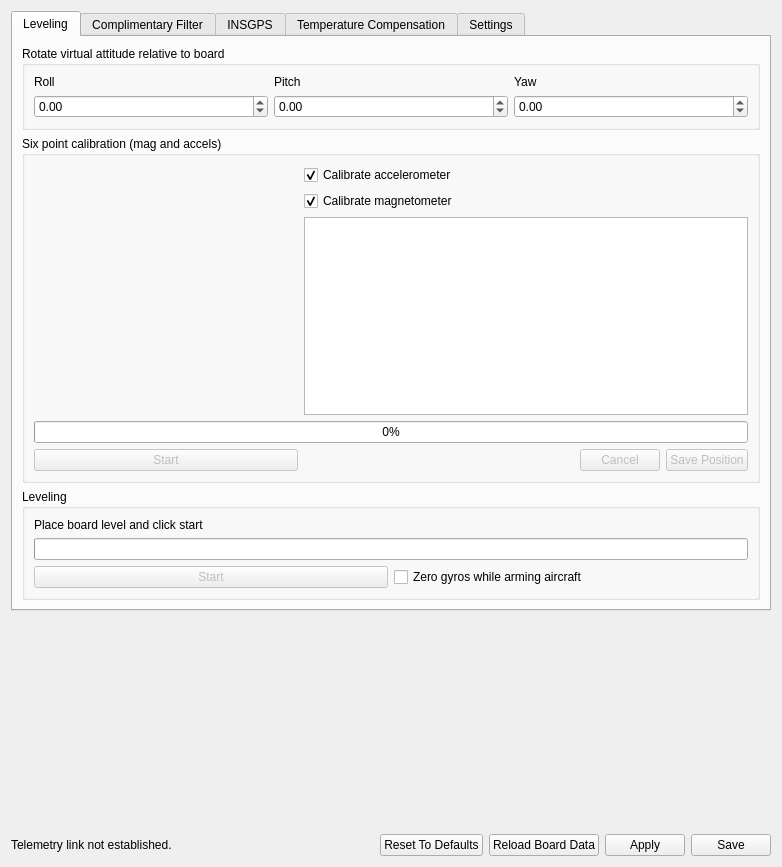
Above: ground/gcs/src/plugins/config/attitude.ui from TauLabs/TauLabs before the change. Below: the same form after it.
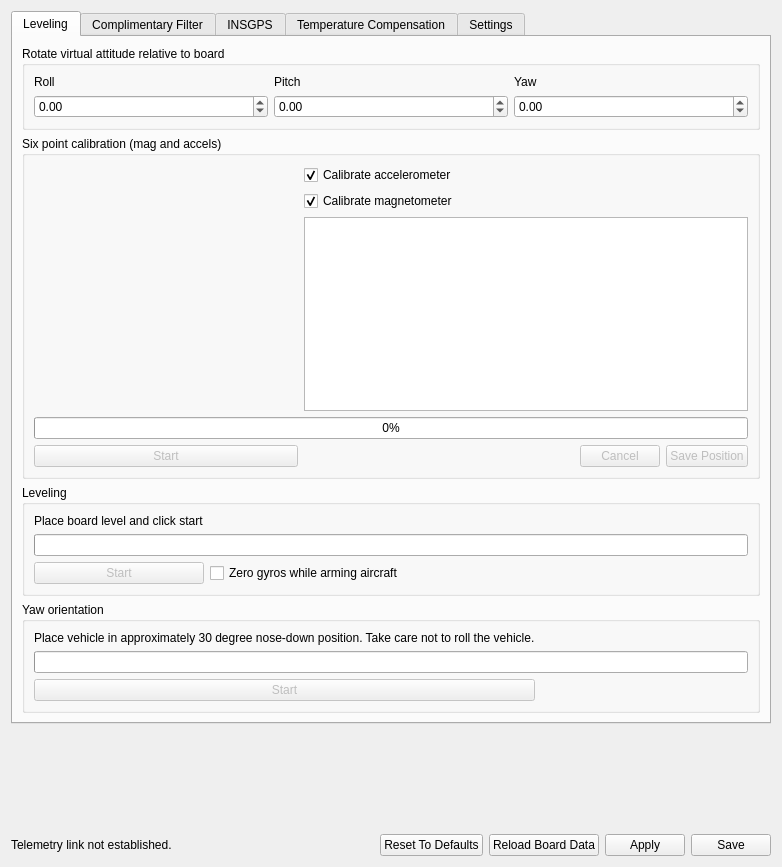
That is the form after the change. Icons and pictures are not drawn. Custom widgets are drawn as their Qt base class.

Commit message: Connected yaw orientation UI elements to calibration class.

The edit to the form file:
```diff
--- a/ground/gcs/src/plugins/config/attitude.ui
+++ b/ground/gcs/src/plugins/config/attitude.ui
@@ -23,7 +23,7 @@
       <attribute name="title">
        <string>Leveling</string>
       </attribute>
-      <layout class="QVBoxLayout" name="verticalLayout_7" stretch="0,0,0">
+      <layout class="QVBoxLayout" name="verticalLayout_7" stretch="0,0,0,0">
        <item>
         <widget class="QGroupBox" name="groupBox">
          <property name="title">
@@ -201,9 +201,6 @@
             </property>
            </widget>
           </item>
-          <item row="2" column="1" colspan="4">
-           <widget class="QTextEdit" name="sixPointCalibInstructions"/>
-          </item>
           <item row="4" column="0">
            <widget class="QPushButton" name="sixPointStart">
             <property name="enabled">
@@ -227,6 +224,9 @@
             </property>
            </widget>
           </item>
+          <item row="2" column="1" colspan="4">
+           <widget class="QTextEdit" name="sixPointCalibInstructions"/>
+          </item>
          </layout>
         </widget>
        </item>
@@ -236,23 +236,29 @@
           <string>Leveling</string>
          </property>
          <layout class="QGridLayout" name="gridLayout_3">
-          <item row="0" column="0">
-           <widget class="QLabel" name="label">
-            <property name="text">
-             <string>Place board level and click start</string>
+          <item row="1" column="0" colspan="3">
+           <widget class="QProgressBar" name="accelBiasProgress">
+            <property name="value">
+             <number>0</number>
             </property>
-           </widget>
-          </item>
-          <item row="2" column="0">
-           <widget class="QPushButton" name="accelBiasStart">
-            <property name="enabled">
+            <property name="textVisible">
              <bool>false</bool>
             </property>
-            <property name="text">
-             <string>Start</string>
-            </property>
            </widget>
           </item>
+          <item row="2" column="2">
+           <spacer name="horizontalSpacer_6">
+            <property name="orientation">
+             <enum>Qt::Horizontal</enum>
+            </property>
+            <property name="sizeHint" stdset="0">
+             <size>
+              <width>40</width>
+              <height>20</height>
+             </size>
+            </property>
+           </spacer>
+          </item>
           <item row="2" column="1">
            <widget class="QCheckBox" name="zeroGyroBiasOnArming">
             <property name="toolTip">
@@ -272,8 +278,64 @@
             </property>
            </widget>
           </item>
-          <item row="1" column="0" colspan="2">
-           <widget class="QProgressBar" name="accelBiasProgress">
+          <item row="2" column="0">
+           <widget class="QPushButton" name="accelBiasStart">
+            <property name="enabled">
+             <bool>false</bool>
+            </property>
+            <property name="text">
+             <string>Start</string>
+            </property>
+           </widget>
+          </item>
+          <item row="0" column="0">
+           <widget class="QLabel" name="label">
+            <property name="text">
+             <string>Place board level and click start</string>
+            </property>
+           </widget>
+          </item>
+         </layout>
+        </widget>
+       </item>
+       <item>
+        <widget class="QGroupBox" name="groupBox_5">
+         <property name="title">
+          <string>Yaw orientation</string>
+         </property>
+         <layout class="QGridLayout" name="gridLayout_8">
+          <item row="3" column="0">
+           <widget class="QPushButton" name="yawOrientationStart">
+            <property name="enabled">
+             <bool>false</bool>
+            </property>
+            <property name="text">
+             <string>Start</string>
+            </property>
+           </widget>
+          </item>
+          <item row="3" column="1">
+           <spacer name="horizontalSpacer_5">
+            <property name="orientation">
+             <enum>Qt::Horizontal</enum>
+            </property>
+            <property name="sizeHint" stdset="0">
+             <size>
+              <width>40</width>
+              <height>20</height>
+             </size>
+            </property>
+           </spacer>
+          </item>
+          <item row="1" column="0">
+           <widget class="QLabel" name="label_18">
+            <property name="text">
+             <string>Place vehicle in approximately 30 degree nose-down position. Take care not to roll the vehicle.</string>
+            </property>
+           </widget>
+          </item>
+          <item row="2" column="0" colspan="2">
+           <widget class="QProgressBar" name="pb_yawCalibration">
             <property name="value">
              <number>0</number>
             </property>
@@ -1068,7 +1130,7 @@
             <bool>true</bool>
            </property>
            <attribute name="buttonGroup">
-            <string notr="true">buttonGroup</string>
+            <string>buttonGroup</string>
            </attribute>
           </widget>
          </item>
@@ -1086,7 +1148,7 @@
             <string>Clear</string>
            </property>
            <attribute name="buttonGroup">
-            <string notr="true">buttonGroup</string>
+            <string>buttonGroup</string>
            </attribute>
           </widget>
          </item>
```
The commit also changes 1 other file.
